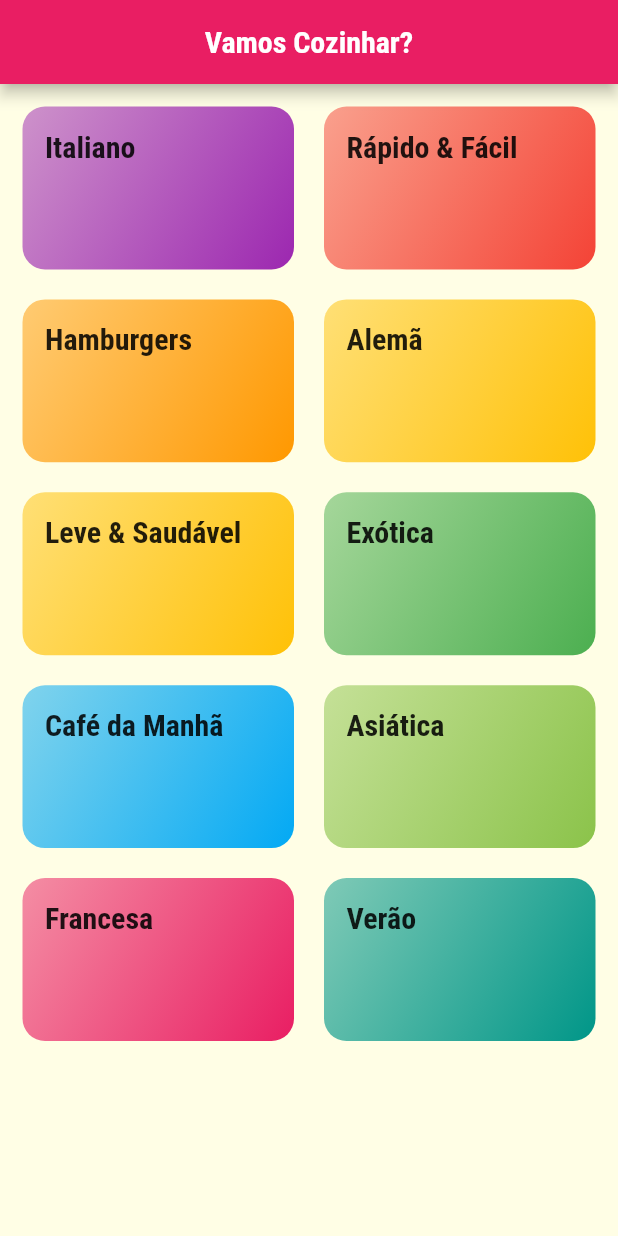
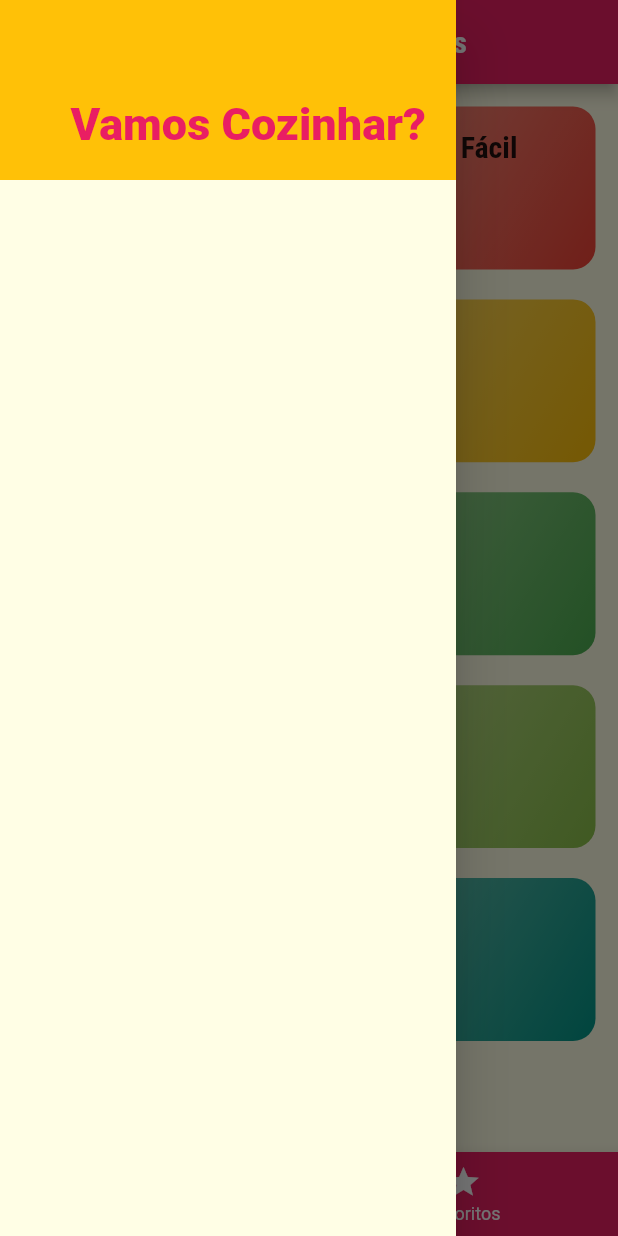
Before and after one commit to LuisFSanches/Meals-App, a Flutter app: the screen it shows after launch, with the side drawer open (before the commit the screen has no drawer), on a phone screen of 412 x 824 dp. Run offline on Flutter 3.47's test engine with Material 2 defaults, Android fonts, the phone set to English and light mode, and no system bars.

Commit message:
Tabs screens are done

```diff
--- /dev/null
+++ b/lib/components/main_drawer.dart
@@ -0,0 +1,31 @@
+import 'package:flutter/material.dart';
+
+class MainDrawer extends StatelessWidget {
+
+
+  @override
+  Widget build(BuildContext context) {
+    return Drawer(
+      child: Column(
+        children: [
+          Container(
+            height: 120,
+            width: double.infinity,
+            padding: EdgeInsets.all(20),
+            color: Colors.amber,
+            alignment: Alignment.bottomRight,
+            child: Text(
+              'Vamos Cozinhar?',
+              style: TextStyle(
+                fontWeight: FontWeight.w900,
+                fontSize: 30,
+                color: Theme.of(context).primaryColor
+              ),
+              ),
+
+          )
+        ],
+      ),
+    );
+  }
+}
--- a/lib/main.dart
+++ b/lib/main.dart
@@ -2,6 +2,7 @@ import 'package:flutter/material.dart';
 import 'package:meals/screens/meal_detail_screen.dart';
 
 import 'screens/categories_screen.dart';
+import 'screens/tabs_screen.dart';
 
 import 'screens/categories_meals_screen.dart';
 
@@ -29,7 +30,7 @@ class MyApp extends StatelessWidget {
       ),
 
       routes: {
-        AppRoutes.HOME: (ctx)=> CategoriesScreen(),
+        AppRoutes.HOME: (ctx)=> TabsScreen(),
         AppRoutes.CATEGORIES_MEALS:(ctx)=>CategoriesMealsScreen(),
         AppRoutes.MEAL_DETAIL: (ctx) => MealDetailScreen()
       },
--- a/lib/screens/categories_screen.dart
+++ b/lib/screens/categories_screen.dart
@@ -9,11 +9,7 @@ class CategoriesScreen extends StatelessWidget {
 
   @override
   Widget build(BuildContext context) {
-    return Scaffold(
-      appBar: AppBar(
-        title: const Center(child: Text('Vamos Cozinhar?')),
-      ),
-      body: Padding(
+    return Padding(
         padding: const EdgeInsets.all(15),
         child: GridView(
           gridDelegate: const SliverGridDelegateWithMaxCrossAxisExtent(
@@ -27,7 +23,7 @@ class CategoriesScreen extends StatelessWidget {
           }).toList(),
 
         ),
-      ),
-    );
+      );
+
   }
 }
--- /dev/null
+++ b/lib/screens/favorite_screen.dart
@@ -0,0 +1,12 @@
+import 'package:flutter/material.dart';
+
+class FavoriteScreen extends StatelessWidget {
+  const FavoriteScreen({ Key? key }) : super(key: key);
+
+  @override
+  Widget build(BuildContext context) {
+    return Center(
+      child: Text('Minhas refeições favoritas!'),
+    );
+  }
+}
--- /dev/null
+++ b/lib/screens/tabs_screen.dart
@@ -0,0 +1,71 @@
+import 'package:flutter/material.dart';
+import 'package:meals/components/main_drawer.dart';
+
+import 'categories_screen.dart';
+import 'favorite_screen.dart';
+
+class TabsScreen extends StatefulWidget {
+
+
+  @override
+  State<TabsScreen> createState() => _TabsScreenState();
+}
+
+class _TabsScreenState extends State<TabsScreen> {
+
+  int _selectedScreenIndex = 0;
+
+  final List<String> titles=[
+    'Lista de Categorias',
+    'Meus Favoritods'
+  ];
+
+  final List<Widget> _screens=[
+    CategoriesScreen(),
+    FavoriteScreen(),
+  ];
+
+  _selectScreen(int index){
+    setState(() {
+      _selectedScreenIndex = index;
+    });
+  }
+
+
+  @override
+
+  Widget build(BuildContext context) {
+    return Scaffold(
+      appBar: AppBar(
+        title: Center(
+          child: Text(titles[_selectedScreenIndex]
+          )
+        ),
+      ),
+
+      drawer:MainDrawer(),
+
+      body:_screens[_selectedScreenIndex],
+
+      bottomNavigationBar:BottomNavigationBar(
+        onTap: _selectScreen,
+        backgroundColor: Theme.of(context).primaryColor,
+        unselectedItemColor: Colors.white,
+        selectedItemColor: Colors.amber,
+        currentIndex: _selectedScreenIndex,
+        items: [
+          BottomNavigationBarItem(
+            icon: const Icon(Icons.category),
+            label: 'Categorias'
+          ),
+
+          BottomNavigationBarItem(
+            icon: Icon(Icons.star),
+            label: 'Favoritos'
+          ),
+        ],
+      )
+       ,
+    );
+  }
+}
```
